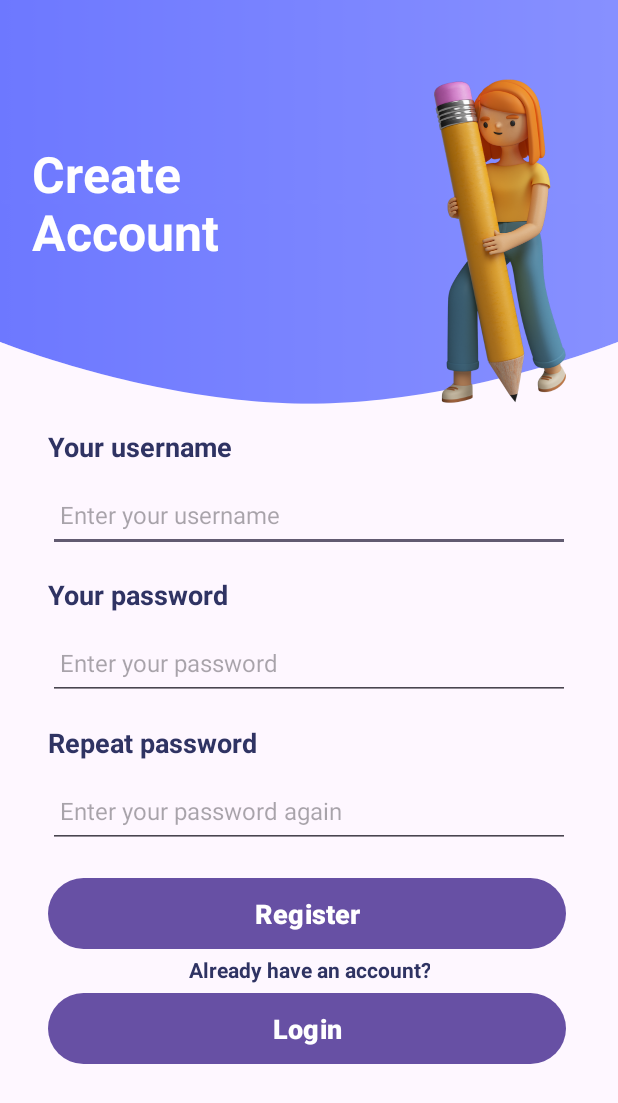
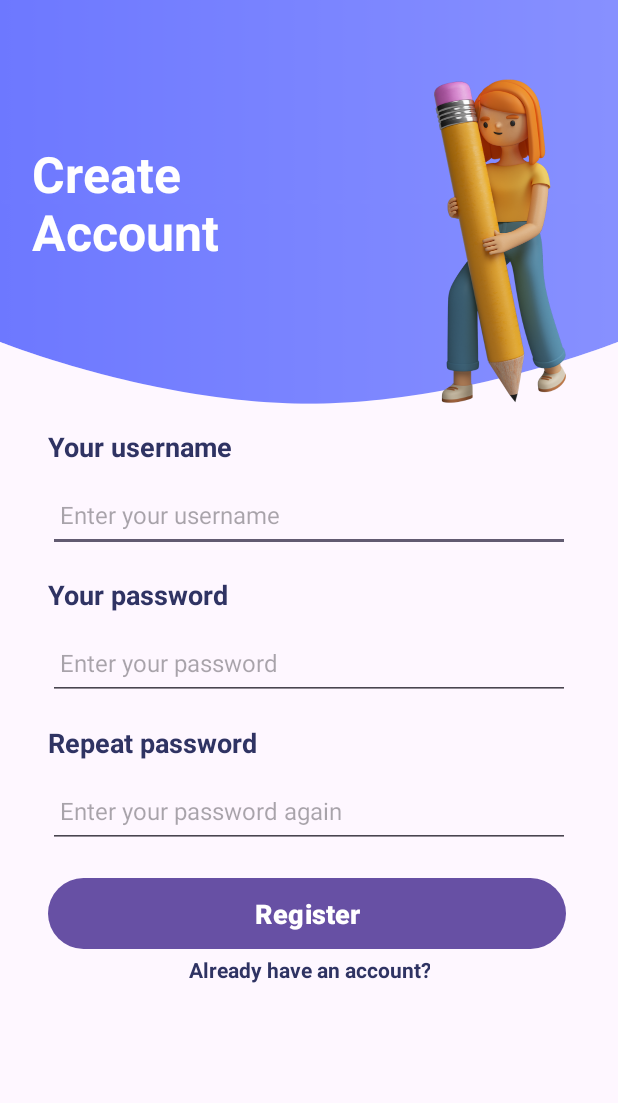
Before and after one commit to Hauooo/Assignment, an Android app: the RegisterActivity screen opened directly, with no data from a screen before it, on a phone screen of 412 x 824 dp. Shown: the top 1103 px of the screen. Run offline under Robolectric (Android 15) with nearby library versions, the phone set to English and light mode, and no system bars.

Commit message:
Final Version

```diff
--- a/app/src/main/java/my/edu/utar/assignment/RegisterActivity.java
+++ b/app/src/main/java/my/edu/utar/assignment/RegisterActivity.java
@@ -14,7 +14,7 @@ public class RegisterActivity extends AppCompatActivity {
     private EditText usernameEditText;
     private EditText passwordEditText;
     private EditText passwordConfirmationEditText;
-    private Button backButton;
+
     private Button registerButton;
     private DBHelper DB;
 
@@ -26,16 +26,9 @@ public class RegisterActivity extends AppCompatActivity {
         usernameEditText = findViewById(R.id.username);
         passwordEditText = findViewById(R.id.password);
         passwordConfirmationEditText = findViewById(R.id.password2); // Corrected this line
-        backButton = findViewById(R.id.back_button);
         registerButton = findViewById(R.id.registerBtn);
         DB = new DBHelper(this);
 
-        backButton.setOnClickListener(new View.OnClickListener() {
-            @Override
-            public void onClick(View v) {
-                // Handle back action
-            }
-        });
 
         registerButton.setOnClickListener(new View.OnClickListener() {
             @Override
--- a/app/src/main/res/layout/activity_register.xml
+++ b/app/src/main/res/layout/activity_register.xml
@@ -148,7 +148,7 @@
                 android:textStyle="bold" />
 
             <TextView
-                android:id="@+id/textConfirm"
+                android:id="@+id/login"
                 android:layout_width="wrap_content"
                 android:layout_height="wrap_content"
                 android:layout_gravity="center"
@@ -157,17 +157,7 @@
                 android:textColor="#2f3363"
                 android:textStyle="bold" />
 
-            <com.google.android.material.button.MaterialButton
-                android:id="@+id/back_button"
-                android:layout_width="345dp"
-                android:layout_height="55dp"
-                android:layout_marginStart="32dp"
-                android:layout_marginTop="2dp"
-                android:layout_marginEnd="32dp"
-                android:text="Login"
-                android:textColor="#ffffff"
-                android:textSize="18dp"
-                android:textStyle="bold" />
+
 
 
         </LinearLayout>
```
